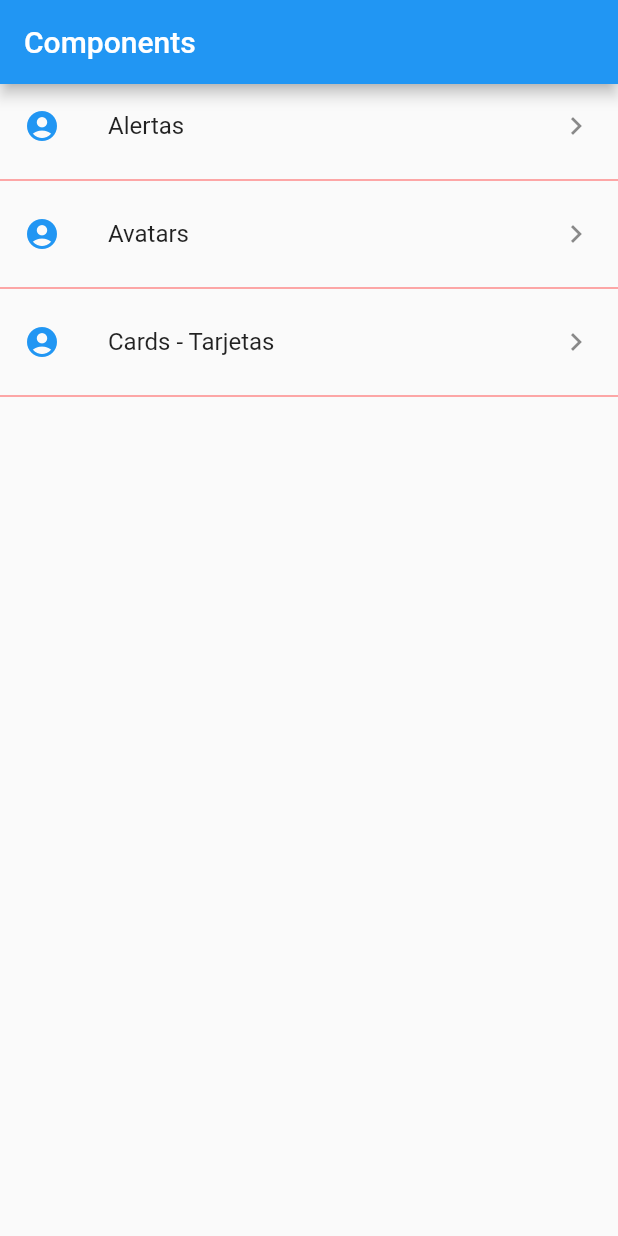
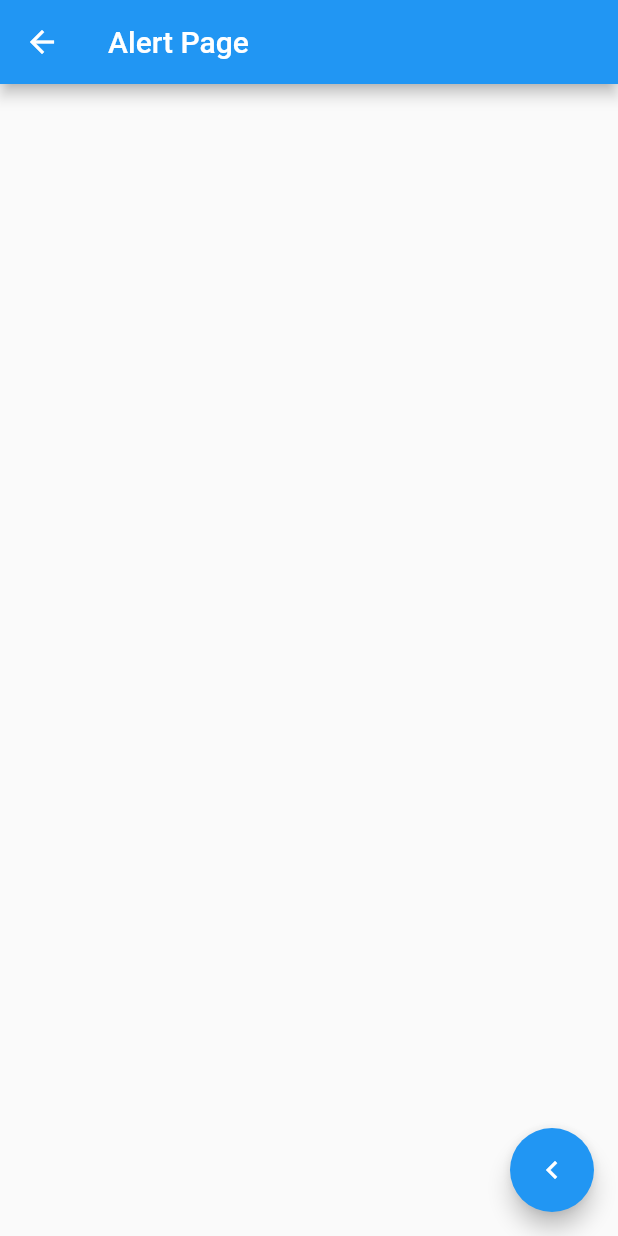
Before and after one commit to oscar02r/flutter_components, a Flutter app: the screen it shows after launch, after a tap on "Alertas", on a phone screen of 412 x 824 dp. Run offline on Flutter 3.47's test engine with Material 2 defaults, Android fonts, the phone set to English and light mode, and no system bars.

Commit message:
Added first navigation

```diff
--- /dev/null
+++ b/lib/src/pages/alert_page.dart
@@ -0,0 +1,18 @@
+import 'package:flutter/material.dart';
+
+class AlertPage extends StatelessWidget {
+  @override
+  Widget build(BuildContext context) {
+    return Scaffold(
+           appBar: AppBar(
+             title: Text('Alert Page'),
+           ),
+           floatingActionButton: FloatingActionButton(
+             child: Icon(Icons.keyboard_arrow_left),
+             onPressed:(){
+               Navigator.pop(context);
+             } ,
+           ),
+      );
+  }
+}
--- a/lib/src/pages/home_page.dart
+++ b/lib/src/pages/home_page.dart
@@ -1,4 +1,6 @@
+import 'package:component_flutter/src/pages/alert_page.dart';
 import 'package:component_flutter/src/providers/menu_provider.dart';
+import 'package:component_flutter/src/utils/icon_string_util.dart';
 import 'package:flutter/material.dart';
 
 class HomePage extends StatelessWidget {
@@ -20,13 +22,13 @@ Widget  _list() {
         builder: (context,  AsyncSnapshot<List<dynamic>> snashot){
 
                return ListView(
-                   children:_itemsList(snashot.data)
+                   children:_itemsList(snashot.data, context)
                );
         });
 
   }
 
- List <Widget> _itemsList (List<dynamic> data) {
+ List <Widget> _itemsList (List<dynamic> data, BuildContext context) {
 
         final List<Widget> options =[];
 
@@ -34,9 +36,15 @@ Widget  _list() {
 
            final tempWidget = ListTile(
              title:Text(opt['texto']),
-             leading: Icon(Icons.account_circle, color: Colors.blue,),
+             leading: getIcon(opt['icon']),
              trailing: Icon(Icons.keyboard_arrow_right),
-             onTap: (){},
+             onTap: (){
+
+                 final route = MaterialPageRoute(
+                   builder:(context) => AlertPage()
+                 );
+                 Navigator.push(context, route);
+             },
            );
            options..add(tempWidget)
                   ..add(Divider(color: Colors.redAccent,));
--- /dev/null
+++ b/lib/src/utils/icon_string_util.dart
@@ -0,0 +1,14 @@
+import 'package:flutter/material.dart';
+
+final _icons = <String, IconData>{
+  'add_alert'     : Icons.add_alert,
+  'accessibility' : Icons.accessibility,
+  'folder_open'   : Icons.folder_open
+};
+
+
+Icon getIcon (String iconName){
+
+   return Icon(_icons[iconName], color: Colors.blue,);
+
+}
```
Also changed, not shown: lib/src/pages/avartar_page.dart (added, +18 -0 lines).
